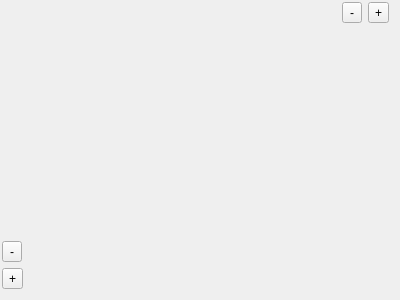
This is AkoosticPlayer/soundboard.ui in pieero/pieeros-project as Qt 5 draws it before an edit. The edited form follows.
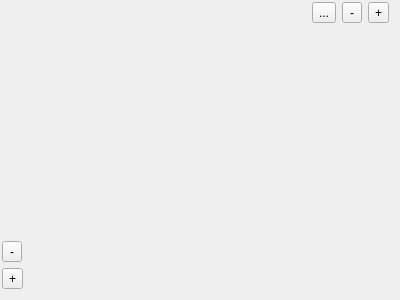
This is the edited form. Icons and pictures are not drawn.

```diff
--- a/AkoosticPlayer/soundboard.ui
+++ b/AkoosticPlayer/soundboard.ui
@@ -54,6 +54,26 @@
         </property>
        </spacer>
       </item>
+      <item>
+       <widget class="QToolButton" name="clearButton">
+        <property name="text">
+         <string>...</string>
+        </property>
+        <property name="icon">
+         <iconset resource="Resources.qrc">
+          <normaloff>:/icon/clear</normaloff>:/icon/clear</iconset>
+        </property>
+        <property name="iconSize">
+         <size>
+          <width>16</width>
+          <height>16</height>
+         </size>
+        </property>
+        <property name="shortcut">
+         <string>6</string>
+        </property>
+       </widget>
+      </item>
       <item>
        <widget class="QToolButton" name="RemoveColumnButton">
         <property name="minimumSize">
```
